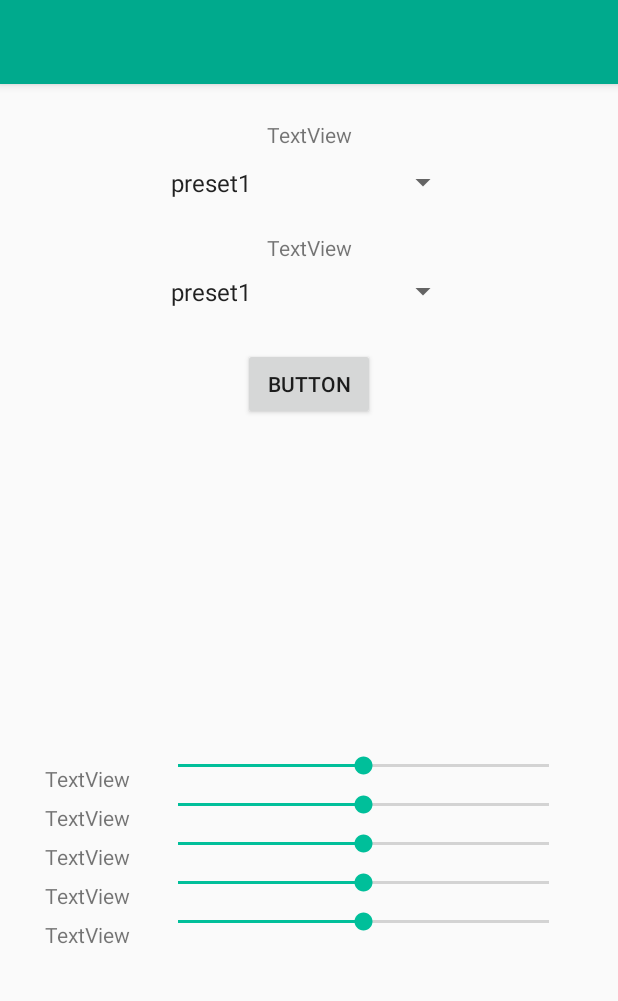
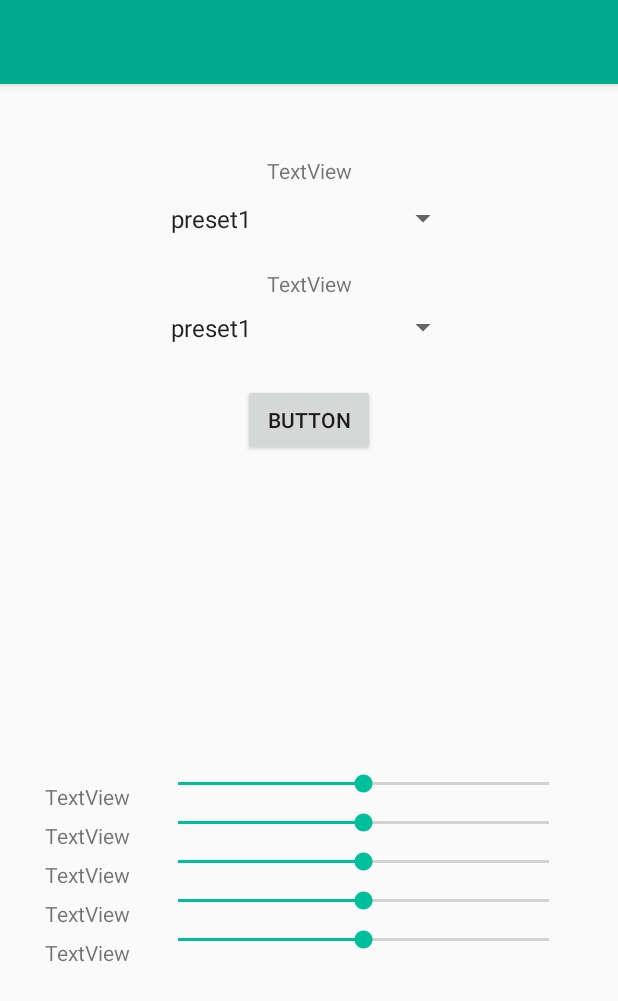
Before and after one commit to HyOsori/Equalizer, an Android app: the screen it shows after launch (MainActivity), on a phone screen of 412 x 824 dp. Shown: the top 1001 px of the screen. Run offline under Robolectric (Android 15) with nearby library versions, the phone set to English and light mode, and no system bars.

Commit message:
fix(apply): fix top margin of layout

```diff
--- a/UX_UI/app/src/main/res/layout/activity_main.xml
+++ b/UX_UI/app/src/main/res/layout/activity_main.xml
@@ -11,13 +11,14 @@
         android:layout_width="0dp"
         android:layout_height="235dp"
         android:id="@+id/spinnerLayout"
-        tools:layout_editor_absoluteY="24dp"
         android:layout_marginEnd="16dp"
         app:layout_constraintRight_toRightOf="parent"
         android:layout_marginRight="16dp"
         android:layout_marginStart="16dp"
         app:layout_constraintLeft_toLeftOf="parent"
-        android:layout_marginLeft="16dp">
+        android:layout_marginLeft="16dp"
+        android:layout_marginTop="24dp"
+        app:layout_constraintTop_toTopOf="parent">
 
         <Button
             android:text="Button"
```
